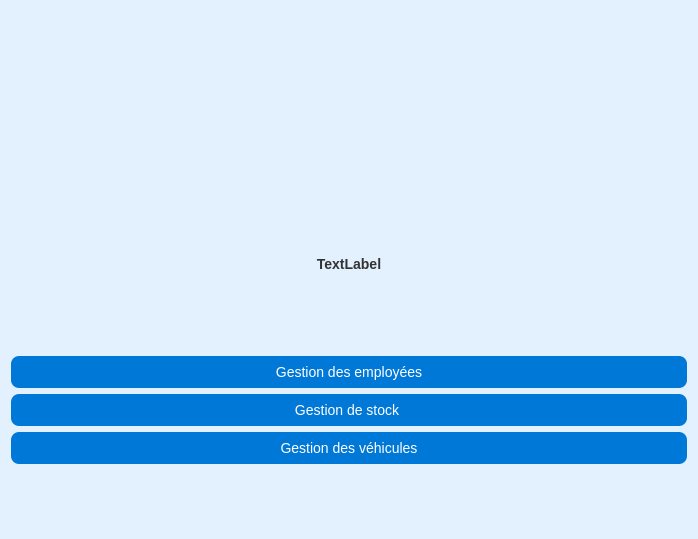
Above: accueil.ui from azizjalloul1/projet-c-CODEHEXA before the change. Below: the same form after it.
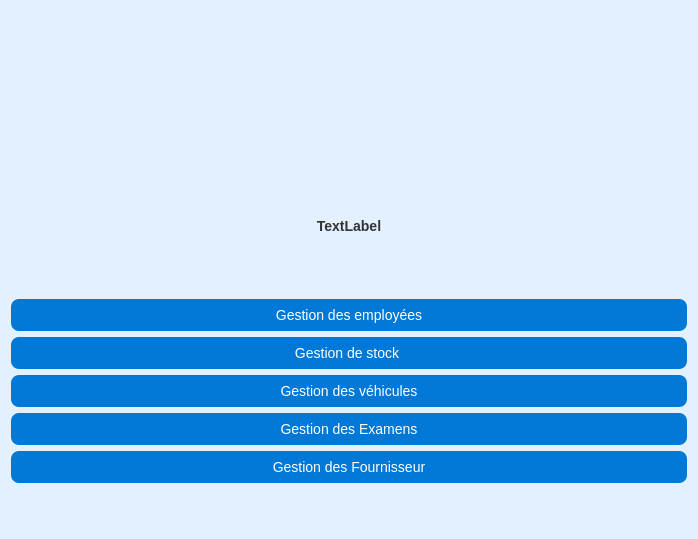
That is the form after the change.

```diff
--- a/accueil.ui
+++ b/accueil.ui
@@ -113,6 +113,20 @@
        </property>
       </widget>
      </item>
+     <item>
+      <widget class="QPushButton" name="examen">
+       <property name="text">
+        <string>Gestion des Examens</string>
+       </property>
+      </widget>
+     </item>
+     <item>
+      <widget class="QPushButton" name="pushButton">
+       <property name="text">
+        <string>Gestion des Fournisseur</string>
+       </property>
+      </widget>
+     </item>
     </layout>
    </item>
   </layout>
```
